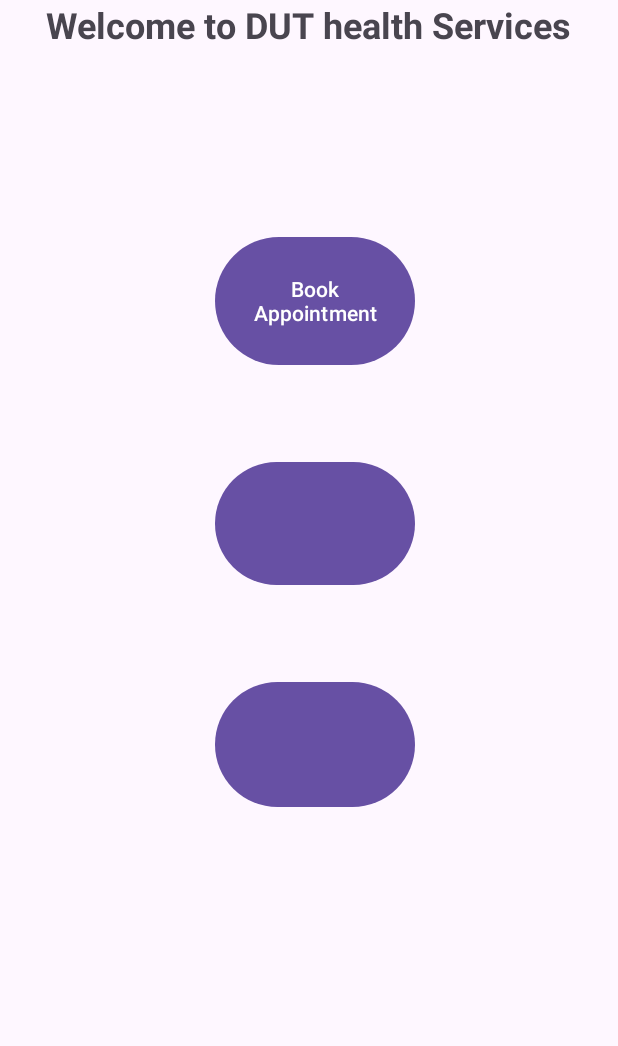
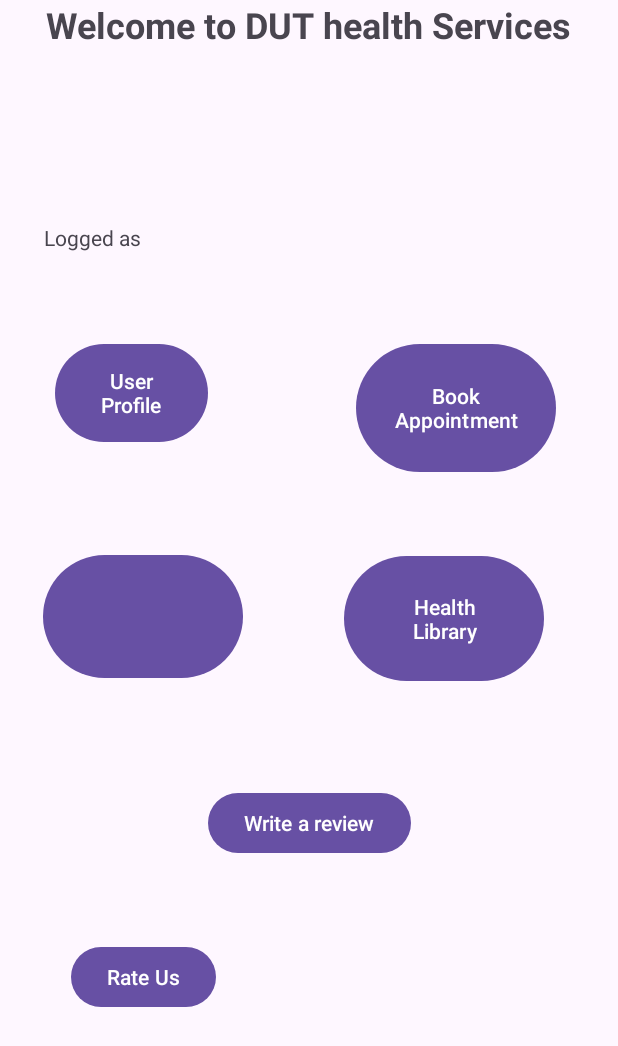
Before and after one commit to Nkosingiphilee/HealthCare-App, an Android app: the Landin screen opened directly, with no data from a screen before it, on a phone screen of 412 x 824 dp. Shown: the top 1046 px of the screen. Run offline under Robolectric (Android 15) with nearby library versions, the phone set to English and light mode, and no system bars.

Commit message:
landing page

```diff
--- a/app/src/main/java/com/example/healthandwellbeing/Landin.java
+++ b/app/src/main/java/com/example/healthandwellbeing/Landin.java
@@ -1,6 +1,7 @@
 package com.example.healthandwellbeing;
 
 import android.os.Bundle;
+import android.widget.TextView;
 
 import androidx.activity.EdgeToEdge;
 import androidx.appcompat.app.AppCompatActivity;
@@ -20,5 +21,11 @@ public class Landin extends AppCompatActivity {
             v.setPadding(systemBars.left, systemBars.top, systemBars.right, systemBars.bottom);
             return insets;
         });
+        Bundle goodies = getIntent().getExtras();
+        if (goodies !=null){
+            String name = goodies.getString("username","not logged");
+            TextView lgUser=findViewById(R.id.idLog);
+            lgUser.setText("Logged as "+name);
+        }
     }
 }
--- a/app/src/main/res/layout/activity_landin.xml
+++ b/app/src/main/res/layout/activity_landin.xml
@@ -25,10 +25,10 @@
         android:text="Book Appointment"
         app:layout_constraintBottom_toBottomOf="parent"
         app:layout_constraintEnd_toEndOf="parent"
-        app:layout_constraintHorizontal_bias="0.514"
+        app:layout_constraintHorizontal_bias="0.852"
         app:layout_constraintStart_toStartOf="parent"
         app:layout_constraintTop_toTopOf="parent"
-        app:layout_constraintVertical_bias="0.211" />
+        app:layout_constraintVertical_bias="0.308" />
 
     <Button
         android:id="@+id/button2"
@@ -37,21 +37,68 @@
         app:iconSize="40px"
         app:layout_constraintBottom_toBottomOf="parent"
         app:layout_constraintEnd_toEndOf="parent"
-        app:layout_constraintHorizontal_bias="0.514"
+        app:layout_constraintHorizontal_bias="0.104"
         app:layout_constraintStart_toStartOf="parent"
         app:layout_constraintTop_toTopOf="parent"
-        app:layout_constraintVertical_bias="0.414"
-        tools:text="Health Library" />
+        app:layout_constraintVertical_bias="0.499"
+        tools:text="Health " />
 
     <Button
         android:id="@+id/button3"
         android:layout_width="133dp"
         android:layout_height="91dp"
+        android:text="Health Library"
         app:layout_constraintBottom_toBottomOf="parent"
         app:layout_constraintEnd_toEndOf="parent"
-        app:layout_constraintHorizontal_bias="0.514"
+        app:layout_constraintHorizontal_bias="0.823"
+        app:layout_constraintStart_toStartOf="parent"
+        app:layout_constraintTop_toTopOf="parent" />
+
+    <Button
+        android:id="@+id/idProfile"
+        android:layout_width="102dp"
+        android:layout_height="73dp"
+        android:text="User Profile"
+        app:layout_constraintBottom_toBottomOf="parent"
+        app:layout_constraintEnd_toEndOf="parent"
+        app:layout_constraintHorizontal_bias="0.119"
         app:layout_constraintStart_toStartOf="parent"
         app:layout_constraintTop_toTopOf="parent"
-        app:layout_constraintVertical_bias="0.615" />
+        app:layout_constraintVertical_bias="0.3" />
+
+    <Button
+        android:id="@+id/button6"
+        android:layout_width="wrap_content"
+        android:layout_height="wrap_content"
+        android:text="Rate Us"
+        app:layout_constraintBottom_toBottomOf="parent"
+        app:layout_constraintEnd_toEndOf="parent"
+        app:layout_constraintHorizontal_bias="0.15"
+        app:layout_constraintStart_toStartOf="parent"
+        app:layout_constraintTop_toTopOf="parent"
+        app:layout_constraintVertical_bias="0.808" />
+
+    <Button
+        android:id="@+id/button7"
+        android:layout_width="wrap_content"
+        android:layout_height="wrap_content"
+        android:text="Write a review"
+        app:layout_constraintBottom_toBottomOf="parent"
+        app:layout_constraintEnd_toEndOf="parent"
+        app:layout_constraintStart_toStartOf="parent"
+        app:layout_constraintTop_toTopOf="parent"
+        app:layout_constraintVertical_bias="0.676" />
+
+    <TextView
+        android:id="@+id/idLog"
+        android:layout_width="wrap_content"
+        android:layout_height="wrap_content"
+        android:text="Logged as"
+        app:layout_constraintBottom_toBottomOf="parent"
+        app:layout_constraintEnd_toEndOf="parent"
+        app:layout_constraintHorizontal_bias="0.084"
+        app:layout_constraintStart_toStartOf="parent"
+        app:layout_constraintTop_toTopOf="parent"
+        app:layout_constraintVertical_bias="0.185" />
 
 </androidx.constraintlayout.widget.ConstraintLayout>
```
Also changed, not shown: app/src/main/java/com/example/healthandwellbeing/MainActivity.java (+26 -1 lines), app/src/main/res/layout/activity_main.xml (+8 -4 lines).
